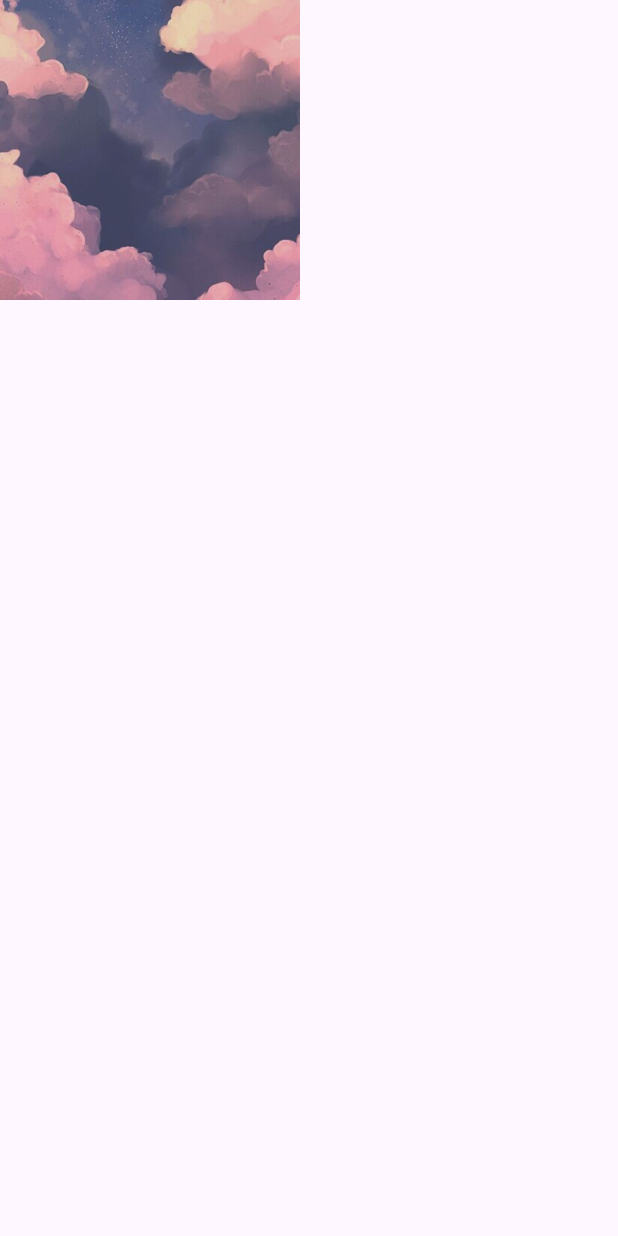
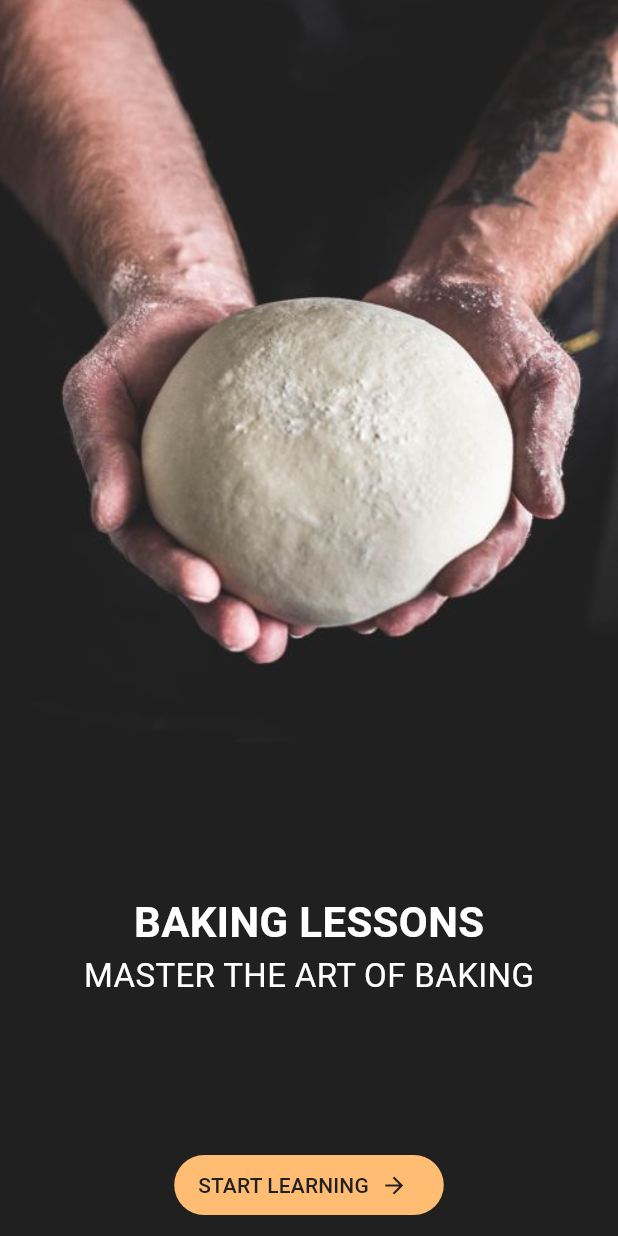
Before and after one commit to FRAmyZ010/MFU-MobileAppDev, a Flutter app: the screen it shows after launch, on a phone screen of 412 x 824 dp. Run offline on Flutter 3.47's test engine with Material 3 defaults, Android fonts, the phone set to English and light mode, and no system bars; missing offline and left inert: dart:ffi.

Commit message:
Add baking app design

```diff
--- a/Week5/myapp/lib/main.dart
+++ b/Week5/myapp/lib/main.dart
@@ -1,6 +1,6 @@
 import 'package:flutter/material.dart';
-import 'package:myapp/week06/image_demo.dart';
+import 'package:myapp/week06/baking_app.dart';
 
 void main() {
-  runApp(MaterialApp(home: ImageDemo(), debugShowCheckedModeBanner: false));
+  runApp(MaterialApp(home: BakingApp(), debugShowCheckedModeBanner: false));
 }
--- /dev/null
+++ b/Week5/myapp/lib/week06/baking_app.dart
@@ -0,0 +1,58 @@
+import 'package:flutter/material.dart';
+
+const Color bgColor = Color(0xFF202020);
+const Color primaryColor = Color(0xFFFFBD73);
+
+class BakingApp extends StatelessWidget {
+  const BakingApp({super.key});
+
+  @override
+  Widget build(BuildContext context) {
+    return Scaffold(
+      backgroundColor: bgColor,
+      body: Column(
+        crossAxisAlignment: CrossAxisAlignment.stretch,
+        children: [
+          //Image
+          Expanded(
+            flex: 6,
+            child: Image.asset('assets/images/baking.jpg', fit: BoxFit.cover),
+          ),
+          // Text with button
+          Expanded(
+            flex: 4,
+            child: Column(
+              children: [
+                Spacer(),
+                Text(
+                  "Baking lessons".toUpperCase(),
+                  style: TextStyle(
+                    color: Colors.white,
+                    fontWeight: FontWeight.bold,
+                    fontSize: 28,
+                  ),
+                ),
+                Text(
+                  "Master the art of baking".toUpperCase(),
+                  style: TextStyle(color: Colors.white, fontSize: 22),
+                ),
+                Spacer(),
+                FilledButton.icon(
+                  onPressed: () {},
+                  label: Text(
+                    "Start Learning".toUpperCase(),
+                    style: TextStyle(color: bgColor),
+                  ),
+                  icon: Icon(Icons.arrow_forward, color: bgColor),
+                  iconAlignment: IconAlignment.end,
+                  style: FilledButton.styleFrom(backgroundColor: primaryColor),
+                ),
+                SizedBox(height: 10),
+              ],
+            ),
+          ),
+        ],
+      ),
+    );
+  }
+}
--- a/Week5/myapp/pubspec.yaml
+++ b/Week5/myapp/pubspec.yaml
@@ -60,6 +60,7 @@ flutter:
   # To add assets to your application, add an assets section, like this:
   assets:
     - assets/images/sky.jpg
+    - assets/images/baking.jpg
   #   - images/a_dot_ham.jpeg
 
   # An image asset can refer to one or more resolution-specific "variants", see
```
Also changed, not shown: Week5/myapp/assets/images/baking.jpg (added), Week5/myapp/assets/images/clock-tower.jpg (added), Week5/myapp/assets/images/landscape.png (added), Week5/myapp/assets/images/salad.jpg (added).
